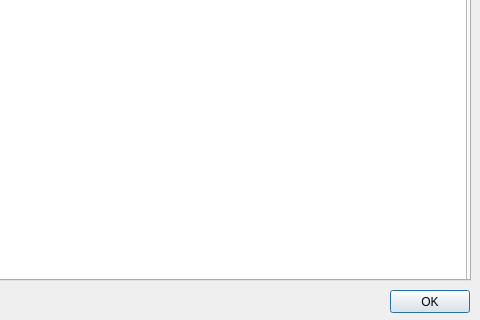
Old version of the form src/interface/informations/informations.ui in the repository mconsidine/previsat_archive; both pictures show x 320 to 800 and y 220 to 540 of the 800 by 540 pixel window.
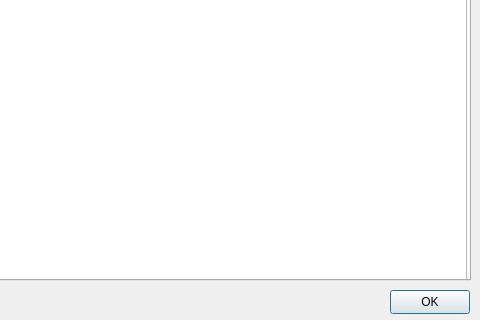
New version of the form.

Diff of the .ui file:
```diff
--- a/src/interface/informations/informations.ui
+++ b/src/interface/informations/informations.ui
@@ -38,7 +38,7 @@
       <x>710</x>
       <y>510</y>
       <width>80</width>
-      <height>23</height>
+      <height>24</height>
      </rect>
     </property>
     <property name="text">
```
